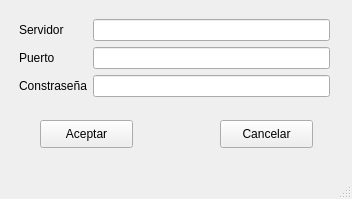
Before: the Qt Designer form Visualizer/visualizer.ui in roy343/Datos-II-proyecto-I, drawn with Qt 5.
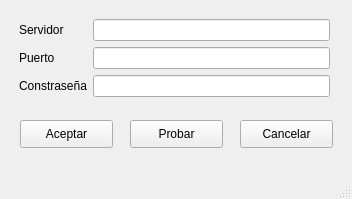
After: the same form once the commit is applied.

Commit message: boton prueba

The edit to the form file:
```diff
--- a/Visualizer/visualizer.ui
+++ b/Visualizer/visualizer.ui
@@ -59,7 +59,7 @@
    <widget class="QPushButton" name="b1">
     <property name="geometry">
      <rect>
-      <x>40</x>
+      <x>20</x>
       <y>120</y>
       <width>93</width>
       <height>28</height>
@@ -72,7 +72,7 @@
    <widget class="QPushButton" name="b2">
     <property name="geometry">
      <rect>
-      <x>220</x>
+      <x>240</x>
       <y>120</y>
       <width>93</width>
       <height>28</height>
@@ -82,6 +82,19 @@
      <string>Cancelar</string>
     </property>
    </widget>
+   <widget class="QPushButton" name="probar">
+    <property name="geometry">
+     <rect>
+      <x>130</x>
+      <y>120</y>
+      <width>93</width>
+      <height>28</height>
+     </rect>
+    </property>
+    <property name="text">
+     <string>Probar</string>
+    </property>
+   </widget>
   </widget>
   <widget class="QMenuBar" name="menubar">
    <property name="geometry">
```
The commit also changes 3 other files.
